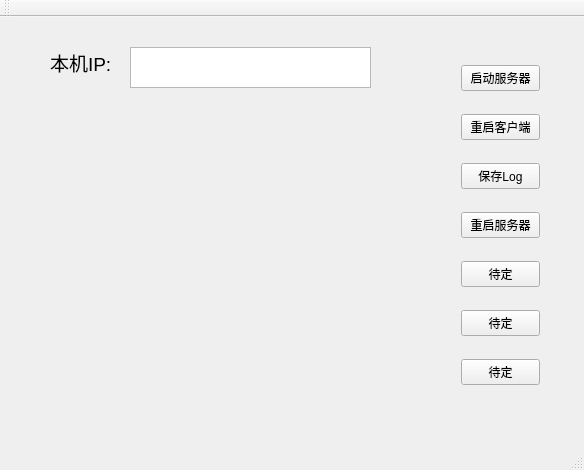
The window that DebugHelper/mainwindow.ui (abelHan/DebugHelper) describes before a commit, drawn with Qt 5.
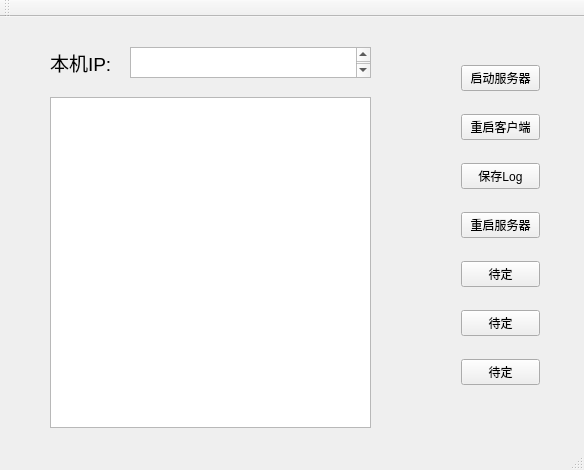
The same window after the commit.

Diff of the .ui file:
```diff
--- a/DebugHelper/mainwindow.ui
+++ b/DebugHelper/mainwindow.ui
@@ -99,7 +99,7 @@
       <x>130</x>
       <y>30</y>
       <width>241</width>
-      <height>41</height>
+      <height>31</height>
      </rect>
     </property>
     <property name="font">
@@ -108,6 +108,16 @@
      </font>
     </property>
    </widget>
+   <widget class="QListView" name="listView">
+    <property name="geometry">
+     <rect>
+      <x>50</x>
+      <y>80</y>
+      <width>321</width>
+      <height>331</height>
+     </rect>
+    </property>
+   </widget>
   </widget>
   <widget class="QMenuBar" name="menuBar">
    <property name="geometry">
```
